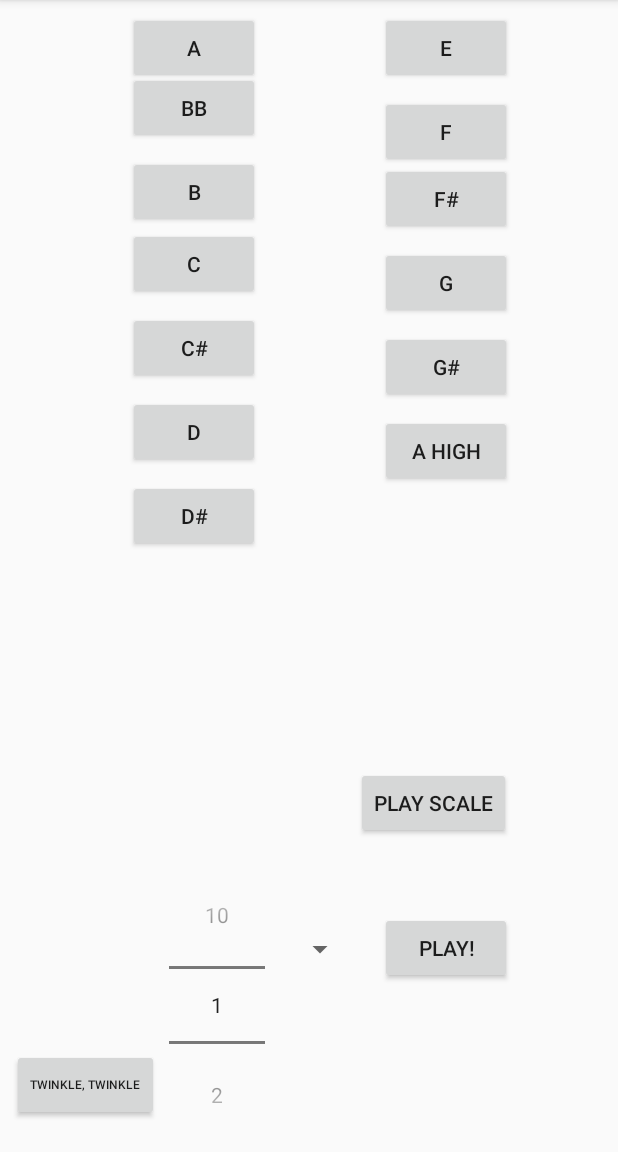
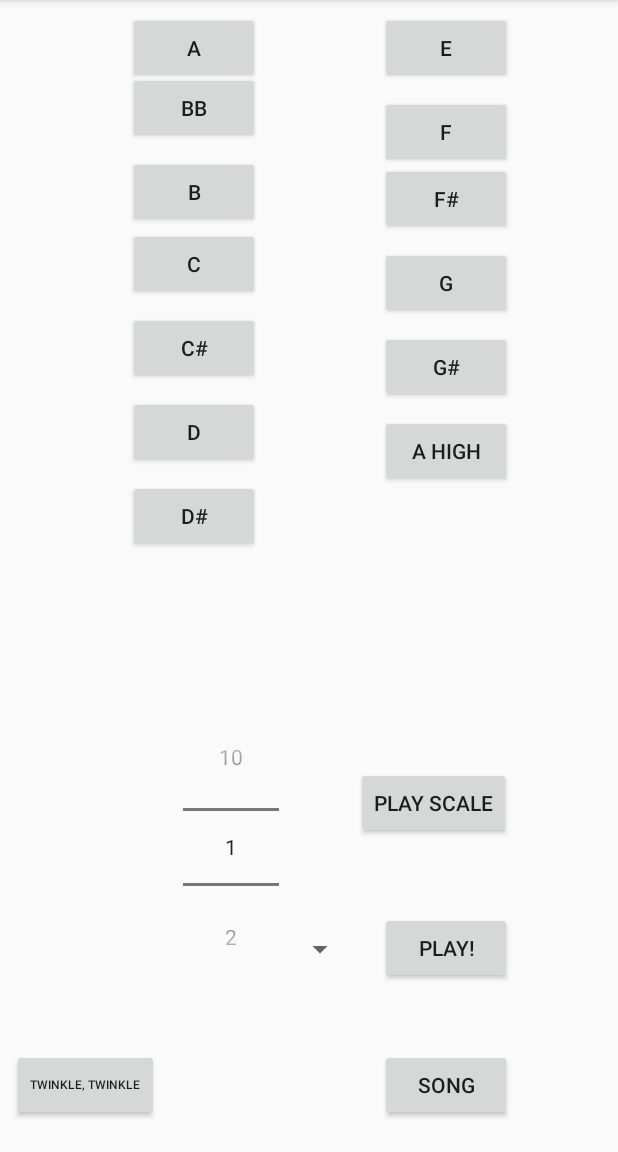
Before and after one commit to maylisw/MusicSynthesizer, an Android app: the screen it shows after launch (MainActivity), on a phone screen of 412 x 824 dp, the part 84-1236 px from its top. Run offline under Robolectric (Android 15) with nearby library versions, the light colour scheme and no system bars.

Commit message:
class #2

```diff
--- a/app/src/main/res/layout/activity_main.xml
+++ b/app/src/main/res/layout/activity_main.xml
@@ -240,13 +240,13 @@
         android:layout_marginRight="8dp"
         android:layout_marginStart="8dp"
         android:layout_marginTop="90dp"
-        app:layout_constraintHorizontal_bias="0.315"
+        app:layout_constraintHorizontal_bias="0.344"
         app:layout_constraintLeft_toLeftOf="parent"
         app:layout_constraintRight_toRightOf="parent"
         app:layout_constraintTop_toTopOf="@+id/button_bb"
         app:layout_constraintBottom_toBottomOf="parent"
         android:layout_marginBottom="8dp"
-        app:layout_constraintVertical_bias="1.0" />
+        app:layout_constraintVertical_bias="0.761" />
 
     <Spinner
         android:id="@+id/which_note_is_played"
@@ -313,4 +313,20 @@
         app:layout_constraintTop_toTopOf="parent"
         app:layout_constraintVertical_bias="0.982" />
 
+    <Button
+        android:id="@+id/song"
+        android:layout_width="wrap_content"
+        android:layout_height="wrap_content"
+        android:layout_marginBottom="8dp"
+        android:layout_marginLeft="8dp"
+        android:layout_marginRight="8dp"
+        android:layout_marginTop="8dp"
+        android:text="Song"
+        app:layout_constraintBottom_toBottomOf="parent"
+        app:layout_constraintHorizontal_bias="0.796"
+        app:layout_constraintLeft_toLeftOf="parent"
+        app:layout_constraintRight_toRightOf="parent"
+        app:layout_constraintTop_toTopOf="parent"
+        app:layout_constraintVertical_bias="0.982" />
+
 </android.support.constraint.ConstraintLayout>
```
Also changed, not shown: app/src/main/java/com/example/maylisw/musicsynthesizer/MainActivity.java (+78 -1 lines).
